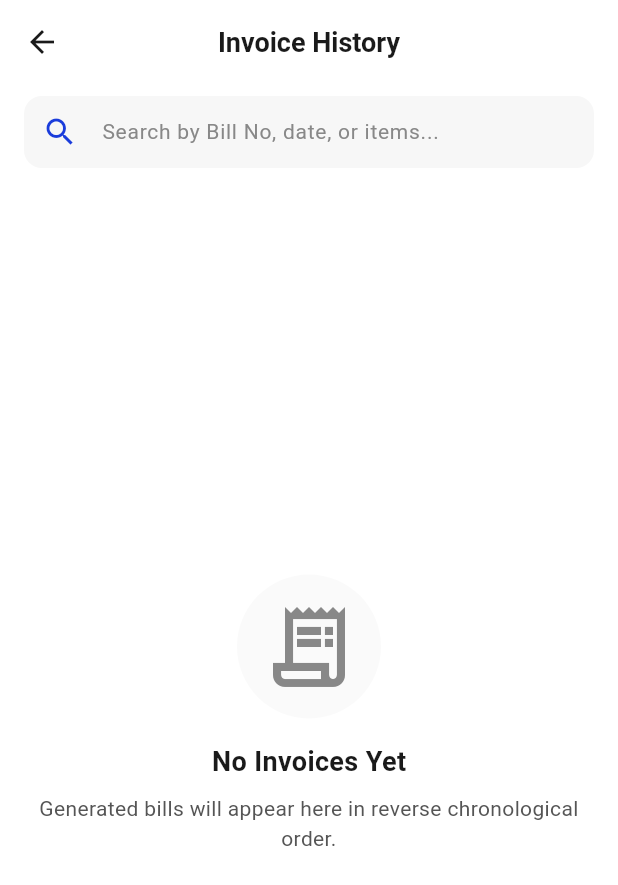
After one commit to FathimaMehrinVS/Cassia-Bakers, a Flutter app: the screen it shows after launch, after a tap on "Reports", on a phone screen of 412 x 824 dp. The commit adds this screen. Shown: the top 885 px of the screen. Run offline on Flutter 3.47's test engine with Material 3 defaults, Android fonts, the phone set to English and light mode, and no system bars; our stand-ins replace cloud_firestore, firebase_core, firebase_storage, image_picker, pdf, printing; missing offline and left inert: mobile_scanner; accounts and stored records are empty.

Commit message:
Added invoice history settings

```diff
--- /dev/null
+++ b/lib/core/models/invoice_record.dart
@@ -0,0 +1,61 @@
+import 'package:cloud_firestore/cloud_firestore.dart';
+
+/// Lightweight metadata for a generated PDF invoice, stored in Firestore.
+class InvoiceRecord {
+  final String billNo;       // also used as Firestore document ID
+  final String date;
+  final String time;
+  final double subtotal;
+  final double discount;
+  final double gst;
+  final double total;
+  final String pdfUrl;       // Firebase Storage download URL
+  final DateTime createdAt;
+  final List<Map<String, dynamic>> items; // [{name, size, qty, rate, amount}]
+
+  const InvoiceRecord({
+    required this.billNo,
+    required this.date,
+    required this.time,
+    required this.subtotal,
+    required this.discount,
+    required this.gst,
+    required this.total,
+    required this.pdfUrl,
+    required this.createdAt,
+    required this.items,
+  });
+
+  Map<String, dynamic> toFirestore() {
+    return {
+      'billNo': billNo,
+      'date': date,
+      'time': time,
+      'subtotal': subtotal,
+      'discount': discount,
+      'gst': gst,
+      'total': total,
+      'pdfUrl': pdfUrl,
+      'createdAt': Timestamp.fromDate(createdAt),
+      'items': items,
+    };
+  }
+
+  factory InvoiceRecord.fromFirestore(DocumentSnapshot doc) {
+    final d = doc.data() as Map<String, dynamic>? ?? {};
+    return InvoiceRecord(
+      billNo: d['billNo'] as String? ?? doc.id,
+      date: d['date'] as String? ?? '',
+      time: d['time'] as String? ?? '',
+      subtotal: (d['subtotal'] as num? ?? 0).toDouble(),
+      discount: (d['discount'] as num? ?? 0).toDouble(),
+      gst: (d['gst'] as num? ?? 0).toDouble(),
+      total: (d['total'] as num? ?? 0).toDouble(),
+      pdfUrl: d['pdfUrl'] as String? ?? '',
+      createdAt: (d['createdAt'] as Timestamp? ?? Timestamp.now()).toDate(),
+      items: List<Map<String, dynamic>>.from(
+        (d['items'] as List<dynamic>? ?? []).map((e) => Map<String, dynamic>.from(e as Map)),
+      ),
+    );
+  }
+}
--- /dev/null
+++ b/lib/core/services/invoice_service.dart
@@ -0,0 +1,101 @@
+import 'dart:typed_data';
+import 'package:cloud_firestore/cloud_firestore.dart';
+import 'package:firebase_storage/firebase_storage.dart';
+import '../models/invoice_record.dart';
+
+class InvoiceService {
+  final CollectionReference _invoicesCollection =
+      FirebaseFirestore.instance.collection('invoices');
+  final CollectionReference _ordersCollection =
+      FirebaseFirestore.instance.collection('orders');
+  final FirebaseStorage _storage = FirebaseStorage.instance;
+
+  /// Uploads PDF bytes to Firebase Storage and saves metadata in Firestore
+  Future<void> saveInvoice(InvoiceRecord record, Uint8List pdfBytes) async {
+    // 1. Upload PDF file to Firebase Storage
+    final storageRef = _storage.ref().child('invoices/Invoice_${record.billNo}.pdf');
+    final uploadTask = await storageRef.putData(
+      pdfBytes,
+      SettableMetadata(contentType: 'application/pdf'),
+    );
+    final downloadUrl = await uploadTask.ref.getDownloadURL();
+
+    // 2. Save metadata to Firestore under collection 'invoices' with billNo as doc ID
+    final updatedRecord = InvoiceRecord(
+      billNo: record.billNo,
+      date: record.date,
+      time: record.time,
+      subtotal: record.subtotal,
+      discount: record.discount,
+      gst: record.gst,
+      total: record.total,
+      pdfUrl: downloadUrl,
+      createdAt: record.createdAt,
+      items: record.items,
+    );
+
+    await _invoicesCollection.doc(record.billNo).set(updatedRecord.toFirestore());
+  }
+
+  /// Returns a stream of past invoices ordered by creation date descending
+  Stream<List<InvoiceRecord>> getInvoicesStream() {
+    return _invoicesCollection
+        .orderBy('createdAt', descending: true)
+        .snapshots()
+        .map((snapshot) {
+      return snapshot.docs
+          .map((doc) => InvoiceRecord.fromFirestore(doc))
+          .toList();
+    });
+  }
+
+  /// Downloads PDF bytes from Firebase Storage URL
+  Future<Uint8List> downloadPdf(String pdfUrl) async {
+    final ref = _storage.refFromURL(pdfUrl);
+    final data = await ref.getData(10 * 1024 * 1024); // max 10MB limit
+    if (data == null) {
+      throw Exception('Downloaded PDF is empty');
+    }
+    return data;
+  }
+
+  /// Calculates the next unique bill number by checking the maximum bill number
+  /// present in both 'orders' and 'invoices' collections.
+  Future<String> getNextBillNumber() async {
+    // Check orders
+    final orderQuery = await _ordersCollection
+        .orderBy('date', descending: true)
+        .limit(1)
+        .get();
+
+    // Check invoices
+    final invoiceQuery = await _invoicesCollection
+        .orderBy('createdAt', descending: true)
+        .limit(1)
+        .get();
+
+    int maxBillNum = 1024; // Baseline starting from 1025
+
+    if (orderQuery.docs.isNotEmpty) {
+      final billNoStr = orderQuery.docs.first.data() != null
+          ? (orderQuery.docs.first.data() as Map<String, dynamic>)['billNo'] as String?
+          : null;
+      if (billNoStr != null) {
+        final val = int.tryParse(billNoStr);
+        if (val != null && val > maxBillNum) {
+          maxBillNum = val;
+        }
+      }
+    }
+
+    if (invoiceQuery.docs.isNotEmpty) {
+      final billNoStr = invoiceQuery.docs.first.id;
+      final val = int.tryParse(billNoStr);
+      if (val != null && val > maxBillNum) {
+        maxBillNum = val;
+      }
+    }
+
+    return (maxBillNum + 1).toString();
+  }
+}
--- a/lib/screens/home/home_page.dart
+++ b/lib/screens/home/home_page.dart
@@ -17,6 +17,7 @@ import '../inventory/inventory_page.dart';
 import '../customer/customer_page.dart';
 import '../staff/staff_page.dart';
 import '../notifications/notification_center_page.dart';
+import '../reports/invoice_history_page.dart';
 import '../../widgets/notification_bell.dart';
 
 // ─────────────────────────────────────────────────────────────────────────────
@@ -387,6 +388,11 @@ class _HomeBodyState extends State<_HomeBody> {
       QuickActionItem(
         label: 'Reports',
         icon: Icons.analytics_outlined,
+        onTap: () {
+          Navigator.of(context).push(
+            MaterialPageRoute(builder: (context) => const InvoiceHistoryPage()),
+          );
+        },
       ),
       QuickActionItem(
         label: 'Inventory',
--- /dev/null
+++ b/lib/screens/reports/invoice_history_page.dart
@@ -0,0 +1,364 @@
+import 'dart:typed_data';
+import 'package:flutter/material.dart';
+import 'package:printing/printing.dart';
+import 'package:pdf/pdf.dart';
+import '../../core/theme/app_theme.dart';
+import '../../core/models/invoice_record.dart';
+import '../../core/services/invoice_service.dart';
+
+class InvoiceHistoryPage extends StatefulWidget {
+  const InvoiceHistoryPage({super.key});
+
+  @override
+  State<InvoiceHistoryPage> createState() => _InvoiceHistoryPageState();
+}
+
+class _InvoiceHistoryPageState extends State<InvoiceHistoryPage> {
+  final TextEditingController _searchController = TextEditingController();
+  String _searchQuery = '';
+  bool _isDownloading = false;
+  String? _downloadingBillNo;
+
+  @override
+  void dispose() {
+    _searchController.dispose();
+    super.dispose();
+  }
+
+  Future<void> _viewInvoicePdf(InvoiceRecord record) async {
+    if (_isDownloading) return;
+
+    setState(() {
+      _isDownloading = true;
+      _downloadingBillNo = record.billNo;
+    });
+
+    try {
+      final pdfBytes = await InvoiceService().downloadPdf(record.pdfUrl);
+
+      await Printing.layoutPdf(
+        onLayout: (PdfPageFormat format) async => pdfBytes,
+        name: 'Invoice_${record.billNo}',
+      );
+    } catch (e) {
+      if (mounted) {
+        ScaffoldMessenger.of(context).showSnackBar(
+          SnackBar(
+            content: Text('Failed to load PDF: $e'),
+            backgroundColor: Colors.red[800],
+          ),
+        );
+      }
+    } finally {
+      if (mounted) {
+        setState(() {
+          _isDownloading = false;
+          _downloadingBillNo = null;
+        });
+      }
+    }
+  }
+
+  @override
+  Widget build(BuildContext context) {
+    return Scaffold(
+      backgroundColor: Colors.white,
+      appBar: AppBar(
+        title: const Text('Invoice History'),
+        elevation: 0,
+        backgroundColor: Colors.white,
+        foregroundColor: AppTheme.textDark,
+      ),
+      body: Column(
+        children: [
+          // Search Bar
+          Padding(
+            padding: const EdgeInsets.symmetric(horizontal: 16.0, vertical: 8.0),
+            child: TextField(
+              controller: _searchController,
+              onChanged: (val) {
+                setState(() {
+                  _searchQuery = val.trim().toLowerCase();
+                });
+              },
+              decoration: InputDecoration(
+                hintText: 'Search by Bill No, date, or items...',
+                hintStyle: const TextStyle(color: AppTheme.textSub, fontSize: 14),
+                prefixIcon: const Icon(Icons.search, color: AppTheme.primary),
+                suffixIcon: _searchQuery.isNotEmpty
+                    ? IconButton(
+                        icon: const Icon(Icons.clear, color: AppTheme.textMid),
+                        onPressed: () {
+                          _searchController.clear();
+                          setState(() {
+                            _searchQuery = '';
+                          });
+                        },
+                      )
+                    : null,
+                filled: true,
+                fillColor: AppTheme.cardBg.withValues(alpha: 0.5),
+                contentPadding: const EdgeInsets.symmetric(vertical: 0),
+                border: OutlineInputBorder(
+                  borderRadius: BorderRadius.circular(12),
+                  borderSide: BorderSide.none,
+                ),
+                enabledBorder: OutlineInputBorder(
+                  borderRadius: BorderRadius.circular(12),
+                  borderSide: BorderSide.none,
+                ),
+                focusedBorder: OutlineInputBorder(
+                  borderRadius: BorderRadius.circular(12),
+                  borderSide: const BorderSide(color: AppTheme.primary, width: 1.5),
+                ),
+              ),
+            ),
+          ),
+          const SizedBox(height: 8),
+
+          // Invoice List
+          Expanded(
+            child: StreamBuilder<List<InvoiceRecord>>(
+              stream: InvoiceService().getInvoicesStream(),
+              builder: (context, snapshot) {
+                if (snapshot.connectionState == ConnectionState.waiting) {
+                  return const Center(
+                    child: CircularProgressIndicator(
+                      valueColor: AlwaysStoppedAnimation<Color>(AppTheme.primary),
+                    ),
+                  );
+                }
+
+                if (snapshot.hasError) {
+                  return Center(
+                    child: Column(
+                      mainAxisAlignment: MainAxisAlignment.center,
+                      children: [
+                        Icon(Icons.error_outline, size: 48, color: Colors.red[800]),
+                        const SizedBox(height: 12),
+                        Text(
+                          'Error loading invoices: ${snapshot.error}',
+                          style: const TextStyle(color: AppTheme.textMid, fontSize: 14),
+                        ),
+                      ],
+                    ),
+                  );
+                }
+
+                final invoices = snapshot.data ?? [];
+                if (invoices.isEmpty) {
+                  return _buildEmptyState(
+                    icon: Icons.receipt_long_outlined,
+                    title: 'No Invoices Yet',
+                    subtitle: 'Generated bills will appear here in reverse chronological order.',
+                  );
+                }
+
+                // Filter invoices
+                final filtered = invoices.where((inv) {
+                  if (_searchQuery.isEmpty) return true;
+
+                  // Match bill number
+                  if (inv.billNo.toLowerCase().contains(_searchQuery)) return true;
+
+                  // Match date
+                  if (inv.date.toLowerCase().contains(_searchQuery)) return true;
+
+                  // Match item names
+                  for (final item in inv.items) {
+                    final name = item['name'] as String? ?? '';
+                    if (name.toLowerCase().contains(_searchQuery)) return true;
+                  }
+
+                  return false;
+                }).toList();
+
+                if (filtered.isEmpty) {
+                  return _buildEmptyState(
+                    icon: Icons.search_off_outlined,
+                    title: 'No Matching Invoices',
+                    subtitle: 'Try searching by a different bill number or item name.',
+                  );
+                }
+
+                return ListView.separated(
+                  padding: const EdgeInsets.symmetric(horizontal: 16, vertical: 8),
+                  itemCount: filtered.length,
+                  separatorBuilder: (context, index) => const SizedBox(height: 12),
+                  itemBuilder: (context, index) {
+                    final record = filtered[index];
+                    final isThisDownloading = _isDownloading && _downloadingBillNo == record.billNo;
+
+                    return Container(
+                      decoration: BoxDecoration(
+                        color: Colors.white,
+                        borderRadius: BorderRadius.circular(14),
+                        border: Border.all(color: AppTheme.divider, width: 1.0),
+                        boxShadow: [
+                          BoxShadow(
+                            color: Colors.black.withValues(alpha: 0.02),
+                            blurRadius: 8,
+                            offset: const Offset(0, 4),
+                          ),
+                        ],
+                      ),
+                      child: Material(
+                        color: Colors.transparent,
+                        child: InkWell(
+                          borderRadius: BorderRadius.circular(14),
+                          onTap: () => _viewInvoicePdf(record),
+                          child: Padding(
+                            padding: const EdgeInsets.all(16.0),
+                            child: Row(
+                              children: [
+                                // Circular Receipt Icon with subtle gradient
+                                Container(
+                                  width: 48,
+                                  height: 48,
+                                  decoration: BoxDecoration(
+                                    gradient: LinearGradient(
+                                      colors: [
+                                        AppTheme.primary.withValues(alpha: 0.15),
+                                        AppTheme.primary.withValues(alpha: 0.05),
+                                      ],
+                                      begin: Alignment.topLeft,
+                                      end: Alignment.bottomRight,
+                                    ),
+                                    shape: BoxShape.circle,
+                                  ),
+                                  child: const Icon(
+                                    Icons.receipt_long,
+                                    color: AppTheme.primary,
+                                    size: 24,
+                                  ),
+                                ),
+                                const SizedBox(width: 14),
+
+                                // Metadata
+                                Expanded(
+                                  child: Column(
+                                    crossAxisAlignment: CrossAxisAlignment.start,
+                                    children: [
+                                      Text(
+                                        'Bill No: ${record.billNo}',
+                                        style: const TextStyle(
+                                          fontWeight: FontWeight.bold,
+                                          fontSize: 16,
+                                          color: AppTheme.textDark,
+                                        ),
+                                      ),
+                                      const SizedBox(height: 4),
+                                      Text(
+                                        '${record.date} at ${record.time}',
+                                        style: const TextStyle(
+                                          color: AppTheme.textMid,
+                                          fontSize: 13,
+                                        ),
+                                      ),
+                                      const SizedBox(height: 2),
+                                      Text(
+                                        '${record.items.length} ${record.items.length == 1 ? "item" : "items"}',
+                                        style: const TextStyle(
+                                          color: AppTheme.textSub,
+                                          fontSize: 12,
+                                        ),
+                                      ),
+                                    ],
+                                  ),
+                                ),
+
+                                // Price tag and action indicator
+                                Column(
+                                  crossAxisAlignment: CrossAxisAlignment.end,
+                                  children: [
+                                    Container(
+                                      padding: const EdgeInsets.symmetric(horizontal: 10, vertical: 6),
+                                      decoration: BoxDecoration(
+                                        color: AppTheme.primary.withValues(alpha: 0.08),
+                                        borderRadius: BorderRadius.circular(10),
+                                      ),
+                                      child: Text(
+                                        '₹${record.total.toStringAsFixed(0)}',
+                                        style: const TextStyle(
+                                          fontWeight: FontWeight.bold,
+                                          fontSize: 15,
+                                          color: AppTheme.primary,
+                                        ),
+                                      ),
+                                    ),
+                                    const SizedBox(height: 6),
+                                    isThisDownloading
+                                        ? const SizedBox(
+                                            width: 16,
+                                            height: 16,
+                                            child: CircularProgressIndicator(
+                                              strokeWidth: 2,
+                                              valueColor: AlwaysStoppedAnimation<Color>(AppTheme.primary),
+                                            ),
+                                          )
+                                        : const Icon(
+                                            Icons.chevron_right,
+                                            color: AppTheme.textSub,
+                                            size: 20,
+                                          ),
+                                  ],
+                                ),
+                              ],
+                            ),
+                          ),
+                        ),
+                      ),
+                    );
+                  },
+                );
+              },
+            ),
+          ),
+        ],
+      ),
+    );
+  }
+
+  Widget _buildEmptyState({
+    required IconData icon,
+    required String title,
+    required String subtitle,
+  }) {
+    return Center(
+      child: Padding(
+        padding: const EdgeInsets.all(24.0),
+        child: Column(
+          mainAxisAlignment: MainAxisAlignment.center,
+          children: [
+            Container(
+              padding: const EdgeInsets.all(16),
+              decoration: BoxDecoration(
+                color: AppTheme.cardBg.withValues(alpha: 0.3),
+                shape: BoxShape.circle,
+              ),
+              child: Icon(icon, size: 64, color: AppTheme.textSub),
+            ),
+            const SizedBox(height: 16),
+            Text(
+              title,
+              style: const TextStyle(
+                fontSize: 18,
+                fontWeight: FontWeight.bold,
+                color: AppTheme.textDark,
+              ),
+            ),
+            const SizedBox(height: 8),
+            Text(
+              subtitle,
+              textAlign: TextAlign.center,
+              style: const TextStyle(
+                fontSize: 14,
+                color: AppTheme.textMid,
+              ),
+            ),
+          ],
+        ),
+      ),
+    );
+  }
+}
```
Also changed, not shown: lib/screens/billing/billing_page.dart (+61 -6 lines).
